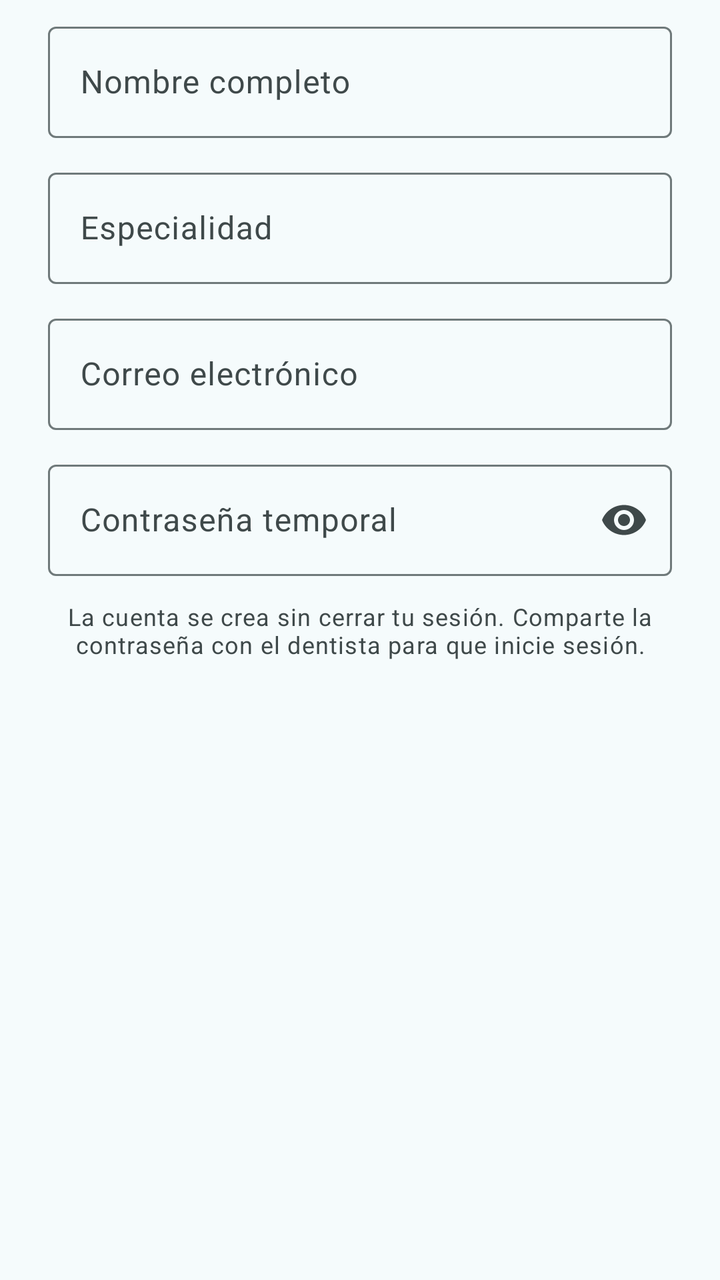
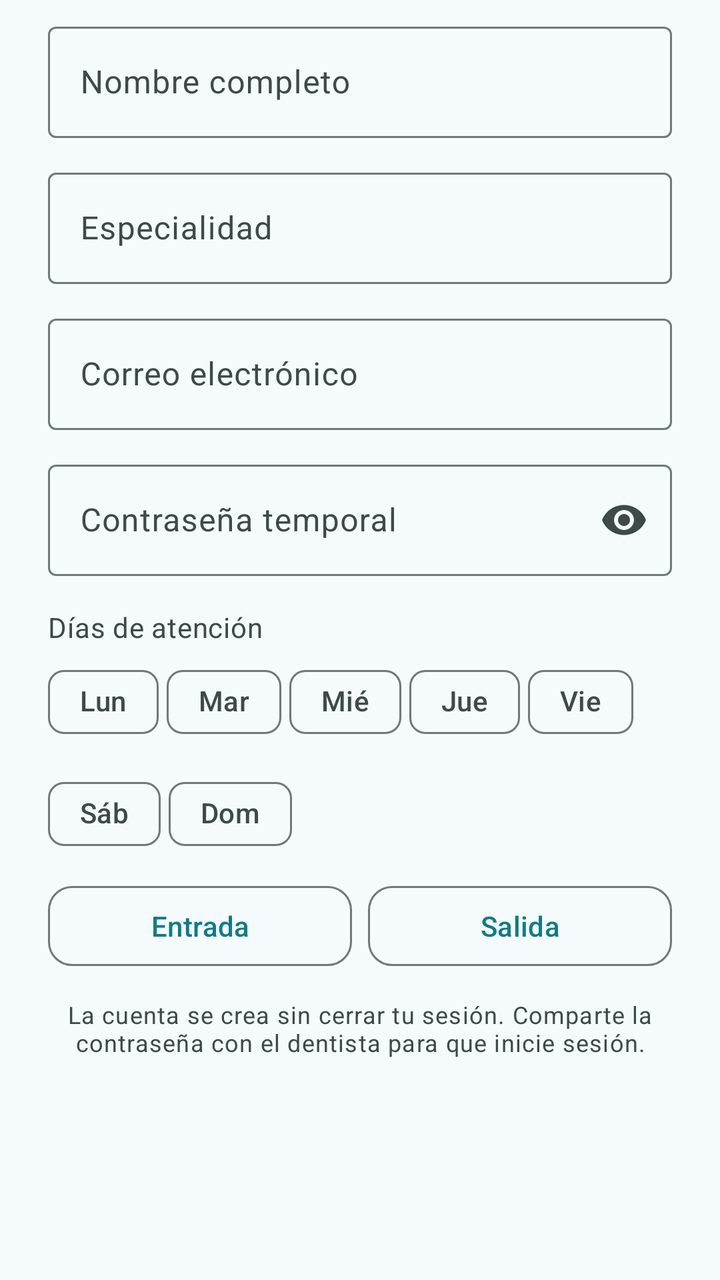

Screens rendered from an Android XML layout before and after an edit, with the pre-edit source and the edit as a unified diff.
<!-- AndroidManifest.xml: application theme Theme.The_White_Smile -->
<!-- res/layout/dialog_new_dentist.xml -->
<?xml version="1.0" encoding="utf-8"?>
<LinearLayout xmlns:android="http://schemas.android.com/apk/res/android"
    xmlns:app="http://schemas.android.com/apk/res-auto"
    android:layout_width="match_parent"
    android:layout_height="wrap_content"
    android:orientation="vertical"
    android:paddingStart="24dp"
    android:paddingTop="8dp"
    android:paddingEnd="24dp"
    android:paddingBottom="8dp">

    <com.google.android.material.textfield.TextInputLayout
        android:id="@+id/tilDentistName"
        style="@style/Widget.Material3.TextInputLayout.OutlinedBox"
        android:layout_width="match_parent"
        android:layout_height="wrap_content"
        android:hint="@string/dentists_name_hint">

        <com.google.android.material.textfield.TextInputEditText
            android:id="@+id/etDentistName"
            android:layout_width="match_parent"
            android:layout_height="wrap_content"
            android:inputType="textPersonName"
            android:maxLines="1" />
    </com.google.android.material.textfield.TextInputLayout>

    <com.google.android.material.textfield.TextInputLayout
        android:id="@+id/tilDentistSpecialty"
        style="@style/Widget.Material3.TextInputLayout.OutlinedBox"
        android:layout_width="match_parent"
        android:layout_height="wrap_content"
        android:layout_marginTop="12dp"
        android:hint="@string/dentists_specialty_hint">

        <com.google.android.material.textfield.TextInputEditText
            android:id="@+id/etDentistSpecialty"
            android:layout_width="match_parent"
            android:layout_height="wrap_content"
            android:inputType="text"
            android:maxLines="1" />
    </com.google.android.material.textfield.TextInputLayout>

    <com.google.android.material.textfield.TextInputLayout
        android:id="@+id/tilDentistEmail"
        style="@style/Widget.Material3.TextInputLayout.OutlinedBox"
        android:layout_width="match_parent"
        android:layout_height="wrap_content"
        android:layout_marginTop="12dp"
        android:hint="@string/dentists_email_hint">

        <com.google.android.material.textfield.TextInputEditText
            android:id="@+id/etDentistEmail"
            android:layout_width="match_parent"
            android:layout_height="wrap_content"
            android:inputType="textEmailAddress"
            android:maxLines="1" />
    </com.google.android.material.textfield.TextInputLayout>

    <com.google.android.material.textfield.TextInputLayout
        android:id="@+id/tilDentistPassword"
        style="@style/Widget.Material3.TextInputLayout.OutlinedBox"
        android:layout_width="match_parent"
        android:layout_height="wrap_content"
        android:layout_marginTop="12dp"
        android:hint="@string/dentists_password_hint"
        app:endIconMode="password_toggle">

        <com.google.android.material.textfield.TextInputEditText
            android:id="@+id/etDentistPassword"
            android:layout_width="match_parent"
            android:layout_height="wrap_content"
            android:inputType="textPassword"
            android:maxLines="1" />
    </com.google.android.material.textfield.TextInputLayout>

    <TextView
        android:layout_width="match_parent"
        android:layout_height="wrap_content"
        android:layout_marginTop="12dp"
        android:gravity="center"
        android:text="@string/dentists_dialog_hint"
        android:textAppearance="?attr/textAppearanceBodySmall"
        android:textColor="?attr/colorOnSurfaceVariant" />

</LinearLayout>
<!-- resources referenced by this layout -->
<resources>
  <string name="dentists_dialog_hint">La cuenta se crea sin cerrar tu sesión. Comparte la contraseña con el dentista para que inicie sesión.</string>
  <string name="dentists_email_hint">Correo electrónico</string>
  <string name="dentists_name_hint">Nombre completo</string>
  <string name="dentists_password_hint">Contraseña temporal</string>
  <string name="dentists_specialty_hint">Especialidad</string>
  <style name="Theme.The_White_Smile" parent="Base.Theme.The_White_Smile" />
  <style name="Base.Theme.The_White_Smile" parent="Theme.Material3.DayNight.NoActionBar">
          <item name="colorPrimary">@color/primary</item>
          <item name="colorOnPrimary">@color/on_primary</item>
          <item name="colorPrimaryContainer">@color/primary_container</item>
          <item name="colorOnPrimaryContainer">@color/on_primary_container</item>
          <item name="colorSecondary">@color/secondary</item>
          <item name="colorOnSecondary">@color/on_secondary</item>
          <item name="colorSecondaryContainer">@color/secondary_container</item>
          <item name="colorOnSecondaryContainer">@color/on_secondary_container</item>
          <item name="colorTertiary">@color/tertiary</item>
          <item name="colorOnTertiary">@color/on_tertiary</item>
          <item name="colorTertiaryContainer">@color/tertiary_container</item>
          <item name="colorOnTertiaryContainer">@color/on_tertiary_container</item>
          <item name="android:colorBackground">@color/background</item>
          <item name="colorOnBackground">@color/on_background</item>
          <item name="colorSurface">@color/surface</item>
          <item name="colorOnSurface">@color/on_surface</item>
          <item name="colorSurfaceVariant">@color/surface_variant</item>
          <item name="colorOnSurfaceVariant">@color/on_surface_variant</item>
          <item name="colorOutline">@color/outline</item>
  
          
          <item name="android:windowBackground">@color/background</item>
          <item name="android:windowActivityTransitions">true</item>
          <item name="android:activityOpenEnterAnimation">@anim/fade_in</item>
          <item name="android:activityOpenExitAnimation">@anim/fade_out</item>
          <item name="android:activityCloseEnterAnimation">@anim/fade_in</item>
          <item name="android:activityCloseExitAnimation">@anim/fade_out</item>
      </style>
  <color name="primary">#0E7C86</color>
  <color name="on_primary">#FFFFFF</color>
  <color name="primary_container">#CCEFF2</color>
  <color name="on_primary_container">#002024</color>
  <color name="secondary">#0B6E99</color>
  <color name="on_secondary">#FFFFFF</color>
  <color name="secondary_container">#CCE7F6</color>
  <color name="on_secondary_container">#001F2F</color>
  <color name="tertiary">#3C6E47</color>
  <color name="on_tertiary">#FFFFFF</color>
  <color name="tertiary_container">#C0F4C8</color>
  <color name="on_tertiary_container">#00210F</color>
  <color name="background">#F5FBFC</color>
  <color name="on_background">#191C1D</color>
  <color name="surface">#F5FBFC</color>
  <color name="on_surface">#191C1D</color>
  <color name="surface_variant">#DAE4E6</color>
  <color name="on_surface_variant">#3F494A</color>
  <color name="outline">#6F797A</color>
</resources>

<!-- the commit's change to res/layout/dialog_new_dentist.xml (unified diff, before → after) -->
@@ -1,85 +1,207 @@
+<?xml version="1.0" encoding="utf-8"?>
+<ScrollView xmlns:android="http://schemas.android.com/apk/res/android"
+    xmlns:app="http://schemas.android.com/apk/res-auto"
+    android:layout_width="match_parent"
+    android:layout_height="wrap_content"
+    android:fillViewport="true">
+
+    <LinearLayout
+        android:layout_width="match_parent"
+        android:layout_height="wrap_content"
+        android:orientation="vertical"
+        android:paddingStart="24dp"
+        android:paddingTop="8dp"
+        android:paddingEnd="24dp"
+        android:paddingBottom="8dp">
+
+        <com.google.android.material.textfield.TextInputLayout
+            android:id="@+id/tilDentistName"
+            style="@style/Widget.Material3.TextInputLayout.OutlinedBox"
+            android:layout_width="match_parent"
+            android:layout_height="wrap_content"
+            android:hint="@string/dentists_name_hint">
+
+            <com.google.android.material.textfield.TextInputEditText
+                android:id="@+id/etDentistName"
+                android:layout_width="match_parent"
+                android:layout_height="wrap_content"
+                android:inputType="textPersonName"
+                android:maxLines="1" />
+        </com.google.android.material.textfield.TextInputLayout>
+
+        <com.google.android.material.textfield.TextInputLayout
+            android:id="@+id/tilDentistSpecialty"
+            style="@style/Widget.Material3.TextInputLayout.OutlinedBox"
+            android:layout_width="match_parent"
+            android:layout_height="wrap_content"
+            android:layout_marginTop="12dp"
+            android:hint="@string/dentists_specialty_hint">
+
+            <com.google.android.material.textfield.TextInputEditText
+                android:id="@+id/etDentistSpecialty"
+                android:layout_width="match_parent"
+                android:layout_height="wrap_content"
+                android:inputType="text"
+                android:maxLines="1" />
+        </com.google.android.material.textfield.TextInputLayout>
+
+        <com.google.android.material.textfield.TextInputLayout
+            android:id="@+id/tilDentistEmail"
+            style="@style/Widget.Material3.TextInputLayout.OutlinedBox"
+            android:layout_width="match_parent"
+            android:layout_height="wrap_content"
+            android:layout_marginTop="12dp"
+            android:hint="@string/dentists_email_hint">
+
+            <com.google.android.material.textfield.TextInputEditText
+                android:id="@+id/etDentistEmail"
+                android:layout_width="match_parent"
+                android:layout_height="wrap_content"
+                android:inputType="textEmailAddress"
+                android:maxLines="1" />
+        </com.google.android.material.textfield.TextInputLayout>
+
+        <com.google.android.material.textfield.TextInputLayout
+            android:id="@+id/tilDentistPassword"
+            style="@style/Widget.Material3.TextInputLayout.OutlinedBox"
+            android:layout_width="match_parent"
+            android:layout_height="wrap_content"
+            android:layout_marginTop="12dp"
+            android:hint="@string/dentists_password_hint"
+            app:endIconMode="password_toggle">
+
+            <com.google.android.material.textfield.TextInputEditText
+                android:id="@+id/etDentistPassword"
+                android:layout_width="match_parent"
+                android:layout_height="wrap_content"
+                android:inputType="textPassword"
+                android:maxLines="1" />
+        </com.google.android.material.textfield.TextInputLayout>
+
+        <include
+            layout="@layout/view_dentist_schedule"
+            android:layout_width="match_parent"
+            android:layout_height="wrap_content"
+            android:layout_marginTop="16dp" />
+
+        <TextView
+            android:layout_width="match_parent"
+            android:layout_height="wrap_content"
+            android:layout_marginTop="12dp"
+            android:gravity="center"
+            android:text="@string/dentists_dialog_hint"
+            android:textAppearance="?attr/textAppearanceBodySmall"
+            android:textColor="?attr/colorOnSurfaceVariant" />
+
+    </LinearLayout>
+
+</ScrollView>
+<!-- res/layout/view_dentist_schedule.xml (included above) -->
 <?xml version="1.0" encoding="utf-8"?>
 <LinearLayout xmlns:android="http://schemas.android.com/apk/res/android"
     xmlns:app="http://schemas.android.com/apk/res-auto"
     android:layout_width="match_parent"
     android:layout_height="wrap_content"
-    android:orientation="vertical"
-    android:paddingStart="24dp"
-    android:paddingTop="8dp"
-    android:paddingEnd="24dp"
-    android:paddingBottom="8dp">
-
-    <com.google.android.material.textfield.TextInputLayout
-        android:id="@+id/tilDentistName"
-        style="@style/Widget.Material3.TextInputLayout.OutlinedBox"
-        android:layout_width="match_parent"
-        android:layout_height="wrap_content"
-        android:hint="@string/dentists_name_hint">
-
-        <com.google.android.material.textfield.TextInputEditText
-            android:id="@+id/etDentistName"
-            android:layout_width="match_parent"
-            android:layout_height="wrap_content"
-            android:inputType="textPersonName"
-            android:maxLines="1" />
-    </com.google.android.material.textfield.TextInputLayout>
-
-    <com.google.android.material.textfield.TextInputLayout
-        android:id="@+id/tilDentistSpecialty"
-        style="@style/Widget.Material3.TextInputLayout.OutlinedBox"
-        android:layout_width="match_parent"
-        android:layout_height="wrap_content"
-        android:layout_marginTop="12dp"
-        android:hint="@string/dentists_specialty_hint">
-
-        <com.google.android.material.textfield.TextInputEditText
-            android:id="@+id/etDentistSpecialty"
-            android:layout_width="match_parent"
-            android:layout_height="wrap_content"
-            android:inputType="text"
-            android:maxLines="1" />
-    </com.google.android.material.textfield.TextInputLayout>
-
-    <com.google.android.material.textfield.TextInputLayout
-        android:id="@+id/tilDentistEmail"
-        style="@style/Widget.Material3.TextInputLayout.OutlinedBox"
-        android:layout_width="match_parent"
-        android:layout_height="wrap_content"
-        android:layout_marginTop="12dp"
-        android:hint="@string/dentists_email_hint">
-
-        <com.google.android.material.textfield.TextInputEditText
-            android:id="@+id/etDentistEmail"
-            android:layout_width="match_parent"
-            android:layout_height="wrap_content"
-            android:inputType="textEmailAddress"
-            android:maxLines="1" />
-    </com.google.android.material.textfield.TextInputLayout>
-
-    <com.google.android.material.textfield.TextInputLayout
-        android:id="@+id/tilDentistPassword"
-        style="@style/Widget.Material3.TextInputLayout.OutlinedBox"
-        android:layout_width="match_parent"
-        android:layout_height="wrap_content"
-        android:layout_marginTop="12dp"
-        android:hint="@string/dentists_password_hint"
-        app:endIconMode="password_toggle">
-
-        <com.google.android.material.textfield.TextInputEditText
-            android:id="@+id/etDentistPassword"
-            android:layout_width="match_parent"
-            android:layout_height="wrap_content"
-            android:inputType="textPassword"
-            android:maxLines="1" />
-    </com.google.android.material.textfield.TextInputLayout>
+    android:orientation="vertical">
 
     <TextView
         android:layout_width="match_parent"
         android:layout_height="wrap_content"
-        android:layout_marginTop="12dp"
-        android:gravity="center"
-        android:text="@string/dentists_dialog_hint"
-        android:textAppearance="?attr/textAppearanceBodySmall"
+        android:text="@string/dentists_schedule_hint"
+        android:textAppearance="?attr/textAppearanceBodyMedium"
         android:textColor="?attr/colorOnSurfaceVariant" />
 
+    <com.google.android.material.chip.ChipGroup
+        android:id="@+id/chipGroupDays"
+        android:layout_width="match_parent"
+        android:layout_height="wrap_content"
+        android:layout_marginTop="4dp"
+        app:chipSpacingHorizontal="4dp"
+        app:selectionRequired="false"
+        app:singleLine="false"
+        app:singleSelection="false">
+
+        <com.google.android.material.chip.Chip
+            android:id="@+id/chipDay1"
+            style="@style/Widget.Material3.Chip.Filter"
+            android:layout_width="wrap_content"
+            android:layout_height="wrap_content"
+            android:checkable="true"
+            android:text="@string/day_mon" />
+
+        <com.google.android.material.chip.Chip
+            android:id="@+id/chipDay2"
+            style="@style/Widget.Material3.Chip.Filter"
+            android:layout_width="wrap_content"
+            android:layout_height="wrap_content"
+            android:checkable="true"
+            android:text="@string/day_tue" />
+
+        <com.google.android.material.chip.Chip
+            android:id="@+id/chipDay3"
+            style="@style/Widget.Material3.Chip.Filter"
+            android:layout_width="wrap_content"
+            android:layout_height="wrap_content"
+            android:checkable="true"
+            android:text="@string/day_wed" />
+
+        <com.google.android.material.chip.Chip
+            android:id="@+id/chipDay4"
+            style="@style/Widget.Material3.Chip.Filter"
+            android:layout_width="wrap_content"
+            android:layout_height="wrap_content"
+            android:checkable="true"
+            android:text="@string/day_thu" />
+
+        <com.google.android.material.chip.Chip
+            android:id="@+id/chipDay5"
+            style="@style/Widget.Material3.Chip.Filter"
+            android:layout_width="wrap_content"
+            android:layout_height="wrap_content"
+            android:checkable="true"
+            android:text="@string/day_fri" />
+
+        <com.google.android.material.chip.Chip
+            android:id="@+id/chipDay6"
+            style="@style/Widget.Material3.Chip.Filter"
+            android:layout_width="wrap_content"
+            android:layout_height="wrap_content"
+            android:checkable="true"
+            android:text="@string/day_sat" />
+
+        <com.google.android.material.chip.Chip
+            android:id="@+id/chipDay7"
+            style="@style/Widget.Material3.Chip.Filter"
+            android:layout_width="wrap_content"
+            android:layout_height="wrap_content"
+            android:checkable="true"
+            android:text="@string/day_sun" />
+    </com.google.android.material.chip.ChipGroup>
+
+    <LinearLayout
+        android:layout_width="match_parent"
+        android:layout_height="wrap_content"
+        android:layout_marginTop="8dp"
+        android:orientation="horizontal">
+
+        <com.google.android.material.button.MaterialButton
+            android:id="@+id/btnDentistStartTime"
+            style="@style/Widget.Material3.Button.OutlinedButton"
+            android:layout_width="0dp"
+            android:layout_height="wrap_content"
+            android:layout_weight="1"
+            android:text="@string/dentists_start_time"
+            app:cornerRadius="12dp" />
+
+        <com.google.android.material.button.MaterialButton
+            android:id="@+id/btnDentistEndTime"
+            style="@style/Widget.Material3.Button.OutlinedButton"
+            android:layout_width="0dp"
+            android:layout_height="wrap_content"
+            android:layout_marginStart="8dp"
+            android:layout_weight="1"
+            android:text="@string/dentists_end_time"
+            app:cornerRadius="12dp" />
+    </LinearLayout>
+
 </LinearLayout>
<!-- resource entries referenced after the edit -->
@@ -1,10 +1,20 @@
 <!-- resources referenced by this layout -->
 <resources>
+  <string name="day_fri">Vie</string>
+  <string name="day_mon">Lun</string>
+  <string name="day_sat">Sáb</string>
+  <string name="day_sun">Dom</string>
+  <string name="day_thu">Jue</string>
+  <string name="day_tue">Mar</string>
+  <string name="day_wed">Mié</string>
   <string name="dentists_dialog_hint">La cuenta se crea sin cerrar tu sesión. Comparte la contraseña con el dentista para que inicie sesión.</string>
   <string name="dentists_email_hint">Correo electrónico</string>
+  <string name="dentists_end_time">Salida</string>
   <string name="dentists_name_hint">Nombre completo</string>
   <string name="dentists_password_hint">Contraseña temporal</string>
+  <string name="dentists_schedule_hint">Días de atención</string>
   <string name="dentists_specialty_hint">Especialidad</string>
+  <string name="dentists_start_time">Entrada</string>
   <style name="Theme.The_White_Smile" parent="Base.Theme.The_White_Smile" />
   <style name="Base.Theme.The_White_Smile" parent="Theme.Material3.DayNight.NoActionBar">
           <item name="colorPrimary">@color/primary</item>
